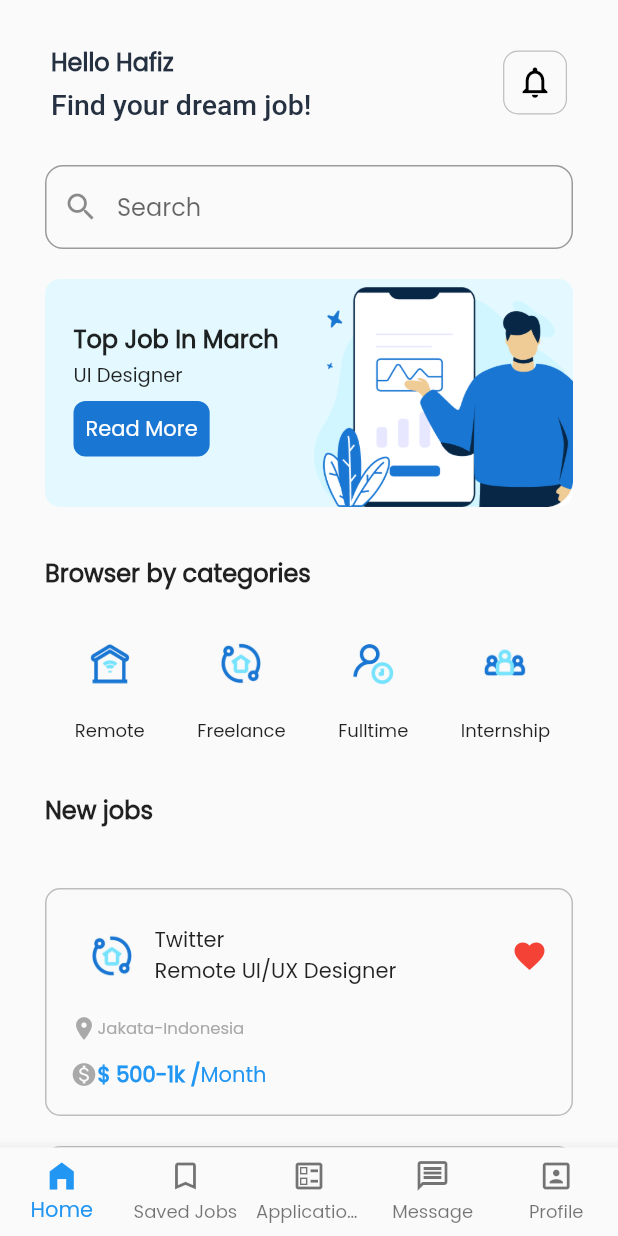
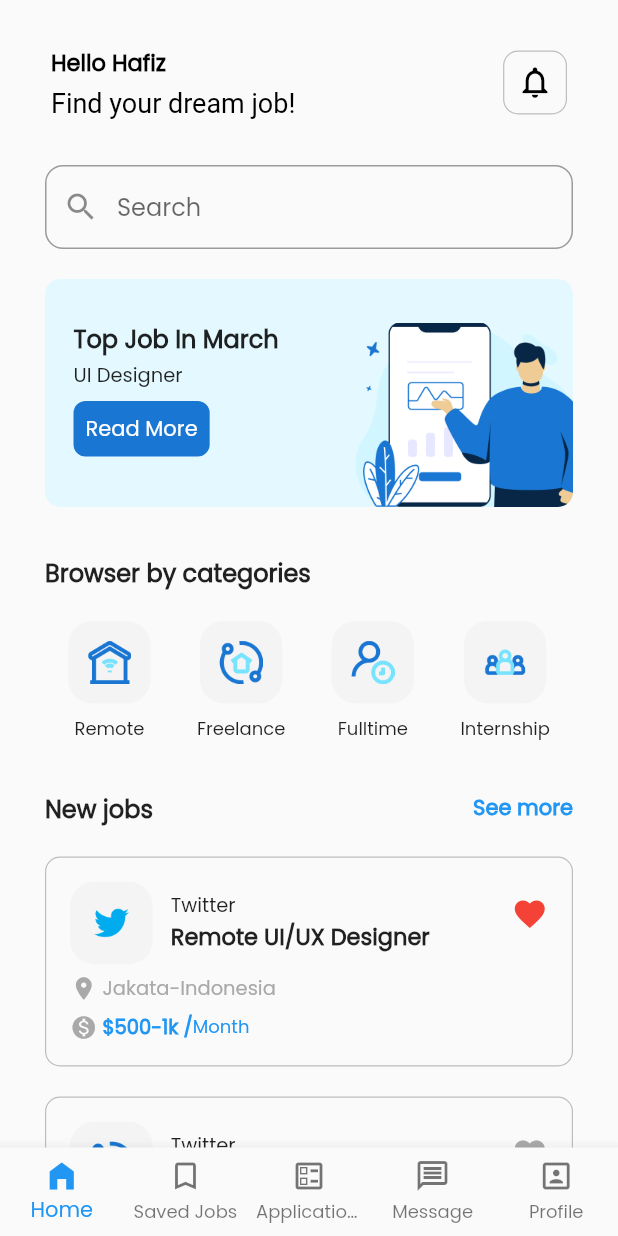
Before and after one commit to tanhtanh1505/JobsGo, a Flutter app: the screen it shows after launch, on a phone screen of 412 x 824 dp. Run offline on Flutter 3.47's test engine with Material 2 defaults, Android fonts, the light colour scheme and no system bars; missing offline and left inert: dart:ffi; Roboto replaces fonts that are missing (Nunito Sans).

Commit message:
recommend jobs in home screen

```diff
--- a/lib/component/Advertisement.dart
+++ b/lib/component/Advertisement.dart
@@ -20,7 +20,7 @@ class _AdvertisementState extends State<Advertisement> {
         color: ColorHelper.colorFromHex("#E4F9FF"),
         image: const DecorationImage(
           image: AssetImage("assets/images/ads.png"),
-          fit: BoxFit.contain,
+          scale: 4,
           alignment: Alignment.bottomRight,
         ),
         border: Border.all(
--- a/lib/component/ButtonImage.dart
+++ b/lib/component/ButtonImage.dart
@@ -17,11 +17,12 @@ class ButtonImage extends StatelessWidget {
               ),
             ),
         child: Container(
-          height: 56,
-          width: 56,
+          height: 55,
+          width: 55,
           padding: const EdgeInsets.all(13),
           decoration: BoxDecoration(
-            color: ColorHelper.colorFromHex("#FAFAFA"), //#f0f0f0
+            color:
+                ColorHelper.colorFromHex("#f0f0f0").withOpacity(0.6), //#FAFAFA
             borderRadius: const BorderRadius.all(Radius.circular(16)),
           ),
           child: Image(image: AssetImage(urlImage)),
--- a/lib/component/JobCard.dart
+++ b/lib/component/JobCard.dart
@@ -3,6 +3,7 @@ import 'dart:ffi';
 import 'package:flutter/material.dart';
 import 'package:jobsgo/component/ButtonImage.dart';
 import '../helper/ColorHelper.dart';
+import '../screens/Profile.dart';
 
 class JobCard extends StatefulWidget {
   const JobCard(
@@ -30,14 +31,21 @@ class JobCard extends StatefulWidget {
 class _JobCardState extends State<JobCard> {
   @override
   Widget build(BuildContext context) {
-    return Container(
-        height: 152,
-        padding: EdgeInsets.all(16),
-        margin: const EdgeInsets.only(top: 20),
+    return GestureDetector(
+      onTap: () => Navigator.push(
+        context,
+        MaterialPageRoute(
+          builder: (context) => const Profile(),
+        ),
+      ),
+      child: Container(
+          height: 140,
+          padding: const EdgeInsets.all(16),
+          margin: const EdgeInsets.only(bottom: 20),
           decoration: BoxDecoration(
             border: Border.all(
                 color: const Color.fromARGB(255, 189, 189, 189),
-              width: 1,
+                width: 0.8,
                 style: BorderStyle.solid),
             borderRadius: const BorderRadius.all(
               Radius.circular(10),
@@ -52,24 +60,38 @@ class _JobCardState extends State<JobCard> {
                   Row(
                     mainAxisAlignment: MainAxisAlignment.start,
                     children: [
-                    ButtonImage(urlImage: widget.logo),
+                      Container(
+                        margin: const EdgeInsets.only(right: 12),
+                        child: ButtonImage(urlImage: widget.logo),
+                      ),
                       Column(
                         crossAxisAlignment: CrossAxisAlignment.start,
                         children: [
-                        Text(widget.company),
-                        Text(widget.role),
+                          Text(
+                            widget.company,
+                            style: const TextStyle(
+                                fontSize: 13, fontWeight: FontWeight.w500),
+                          ),
+                          Text(
+                            widget.role,
+                            style: const TextStyle(
+                                fontSize: 15, fontWeight: FontWeight.w600),
+                          ),
                         ],
                       ),
                     ],
                   ),
-                widget.marked
+                  Container(
+                    padding: EdgeInsets.only(bottom: 12),
+                    child: widget.marked
                         ? const Icon(
                             Icons.favorite,
                             color: Colors.red,
                           )
-                    : const Icon(
+                        : Icon(
                             Icons.favorite,
-                        color: Colors.black,
+                            color: ColorHelper.gray(),
+                          ),
                   )
                 ],
               ),
@@ -81,9 +103,9 @@ class _JobCardState extends State<JobCard> {
                     size: 18,
                   ),
                   Text(
-                  widget.location,
+                    " ${widget.location}",
                     style: TextStyle(
-                      fontSize: 11,
+                        fontSize: 13,
                         fontWeight: FontWeight.w500,
                         color: ColorHelper.gray()),
                   ),
@@ -97,9 +119,9 @@ class _JobCardState extends State<JobCard> {
                     size: 18,
                   ),
                   Text(
-                  "\$ ${widget.salary} /",
+                    " \$${widget.salary} /",
                     style: TextStyle(
-                      fontSize: 14,
+                        fontSize: 13,
                         fontWeight: FontWeight.w600,
                         color: ColorHelper.blue()),
                   ),
@@ -107,12 +129,14 @@ class _JobCardState extends State<JobCard> {
                     "Month",
                     textAlign: TextAlign.end,
                     style: TextStyle(
+                      fontSize: 12,
                       color: ColorHelper.blue(),
                     ),
                   ),
                 ],
               )
             ],
-        ));
+          )),
+    );
   }
 }
--- a/lib/screens/Home.dart
+++ b/lib/screens/Home.dart
@@ -1,10 +1,8 @@
 import 'package:flutter/material.dart';
 import 'package:jobsgo/component/Category.dart';
 import 'package:jobsgo/component/JobCard.dart';
-import 'package:jobsgo/screens/Profile.dart';
-import '../component/AvatarWidget.dart';
+import 'package:jobsgo/helper/ColorHelper.dart';
 import '../component/SearchBar.dart';
-import '../component/TitleText.dart';
 import '../component/Advertisement.dart';
 
 class Home extends StatelessWidget {
@@ -31,7 +29,7 @@ class Home extends StatelessWidget {
                 //     child: const AvatarWidget(
                 //       height: 58,
                 //       width: 60,
-                //       urlImage: 'assets/images/logo.jpg',
+                //       urlImage: 'assets/images/logo.png',
                 //       radius: 45,
                 //     ),
                 //   ),
@@ -49,9 +47,9 @@ class Home extends StatelessWidget {
                           "Hello Hafiz",
                           style: TextStyle(
                             fontFamily: 'Poppins',
-                            fontSize: 16,
+                            fontSize: 15,
                             fontWeight: FontWeight.w700,
-                            color: Color.fromARGB(255, 37, 49, 65),
+                            color: Colors.black,
                           ),
                         ),
                       ),
@@ -61,9 +59,9 @@ class Home extends StatelessWidget {
                           "Find your dream job!",
                           style: TextStyle(
                             fontFamily: 'Nunito Sans',
-                            fontSize: 19,
-                            fontWeight: FontWeight.w500,
-                            color: Color.fromARGB(255, 37, 49, 65),
+                            fontSize: 18,
+                            fontWeight: FontWeight.w400,
+                            color: Colors.black,
                           ),
                         ),
                       ),
@@ -130,15 +128,15 @@ class Home extends StatelessWidget {
             child: Row(
               mainAxisAlignment: MainAxisAlignment.spaceAround,
               children: const [
-                Category(title: "Remote", urlImage: 'assets/images/remote.jpg'),
+                Category(title: "Remote", urlImage: 'assets/images/remote.png'),
                 Category(
                     title: "Freelance",
-                    urlImage: 'assets/images/freelance.jpg'),
+                    urlImage: 'assets/images/freelance.png'),
                 Category(
-                    title: "Fulltime", urlImage: 'assets/images/fulltime.jpg'),
+                    title: "Fulltime", urlImage: 'assets/images/fulltime.png'),
                 Category(
                     title: "Internship",
-                    urlImage: 'assets/images/internship.jpg'),
+                    urlImage: 'assets/images/internship.png'),
               ],
             ),
           )
@@ -153,6 +151,9 @@ class Home extends StatelessWidget {
       child: Column(
         crossAxisAlignment: CrossAxisAlignment.start,
         children: [
+          Row(
+            mainAxisAlignment: MainAxisAlignment.spaceBetween,
+            children: [
               const Text(
                 "New jobs",
                 style: TextStyle(
@@ -161,12 +162,23 @@ class Home extends StatelessWidget {
                   fontSize: 16,
                 ),
               ),
+              Text(
+                "See more",
+                style: TextStyle(
+                  fontFamily: "Poppins",
+                  fontWeight: FontWeight.w700,
+                  fontSize: 14,
+                  color: ColorHelper.blue(),
+                ),
+              ),
+            ],
+          ),
           Padding(
             padding: EdgeInsets.only(top: 20),
             child: Column(
               children: const [
                 JobCard(
-                    logo: 'assets/images/freelance.jpg',
+                    logo: 'assets/images/twitter.png',
                     company: "Twitter",
                     role: "Remote UI/UX Designer",
                     location: "Jakata-Indonesia",
@@ -174,15 +186,15 @@ class Home extends StatelessWidget {
                     postedIn: "12",
                     marked: true),
                 JobCard(
-                    logo: 'assets/images/freelance.jpg',
+                    logo: 'assets/images/freelance.png',
                     company: "Twitter",
                     role: "Remote UI/UX Designer",
                     location: "Jakata-Indonesia",
                     salary: "500-1k",
                     postedIn: "12",
-                    marked: true),
+                    marked: false),
                 JobCard(
-                    logo: 'assets/images/freelance.jpg',
+                    logo: 'assets/images/freelance.png',
                     company: "Twitter",
                     role: "Remote UI/UX Designer",
                     location: "Jakata-Indonesia",
```
Also changed, not shown: assets/images/ads.png, assets/images/freelance.jpg (deleted), assets/images/freelance.png (added), assets/images/fulltime.jpg (deleted), assets/images/fulltime.png (added), assets/images/heart.png (added), assets/images/internship.jpg (deleted), assets/images/internship.png (added), assets/images/remote.jpg (deleted), assets/images/remote.png (added), assets/images/twitter.png (added). Lines whose indentation alone changed are shown as unchanged.
